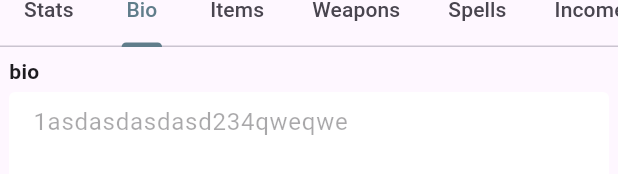
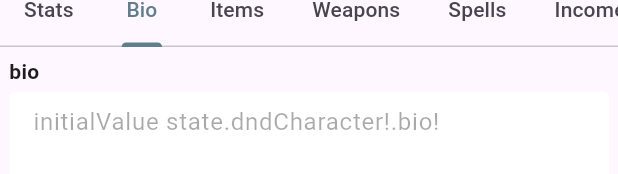
Before and after one commit to skeptickal/homeBrewed, a Flutter app: the CharacterViewerScreen widget shown alone on an empty page, opened directly with empty values, tab 2 chosen, on a phone screen of 412 x 824 dp. Shown: the part 148-322 px from the top of the screen. Run offline on Flutter 3.47's test engine with Material 3 defaults, Android fonts, the phone set to English and light mode, and no system bars; our stand-ins replace bloc, cloud_firestore, equatable, firebase_auth, firebase_core, firebase_messaging and 4 more; accounts and stored records are empty.

Commit message:
added cosmetic text editing sample

```diff
--- a/dnd_character_manager/lib/pages/character_viewer_screen.dart
+++ b/dnd_character_manager/lib/pages/character_viewer_screen.dart
@@ -3,7 +3,6 @@ import 'package:dnd_character_manager/constants/text_fields.dart';
 import 'package:dnd_character_manager/cubits/character_cubit/character_cubit.dart';
 import 'package:dnd_character_manager/models/character/dnd_character.dart';
 import 'package:flutter/material.dart';
-import 'package:flutter/widgets.dart';
 import 'package:flutter_bloc/flutter_bloc.dart';
 import 'package:font_awesome_flutter/font_awesome_flutter.dart';
 
@@ -11,14 +10,15 @@ import '../constants/theme_data.dart';
 
 class CharacterViewerScreen extends StatelessWidget {
   final DndCharacter dndCharacter;
-  CharacterViewerScreen({super.key, required this.dndCharacter});
+  const CharacterViewerScreen({super.key, required this.dndCharacter});
 
   @override
   Widget build(BuildContext context) {
     TextEditingController bio = TextEditingController();
-    bio.text = '1asdasdasdasd234qweqwe';
+
     return BlocBuilder<CharacterCubit, CharacterState>(
       builder: (context, state) {
+        bio.text = 'initialValue state.dndCharacter!.bio!';
         return ScreenWrapper(
             title: dndCharacter.name,
             child: DefaultTabController(
```
